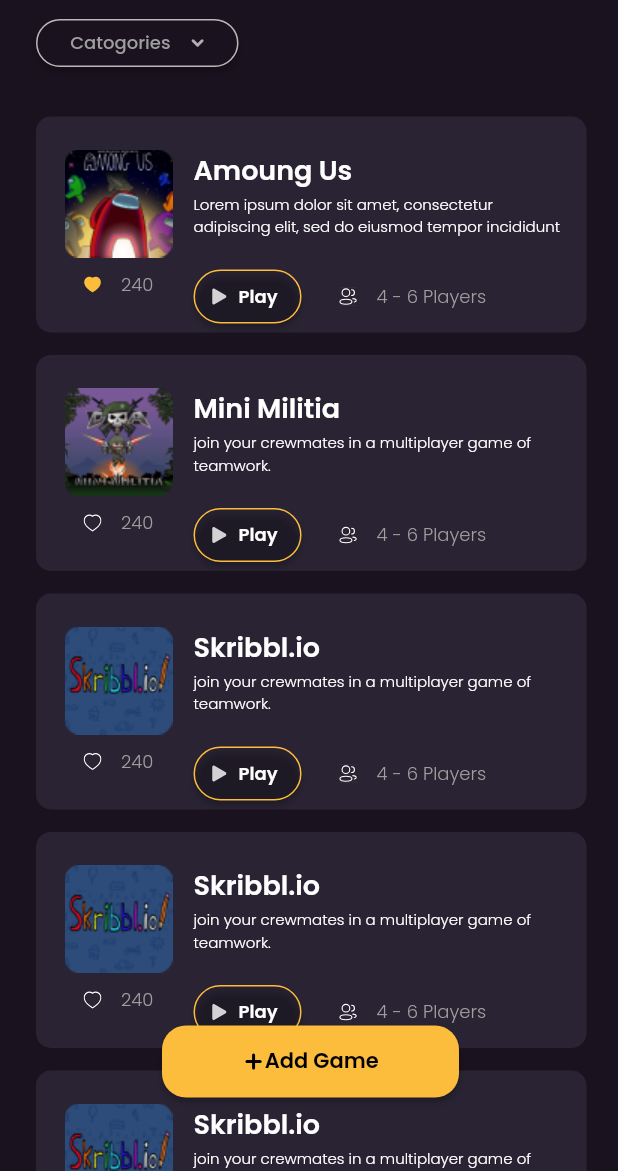
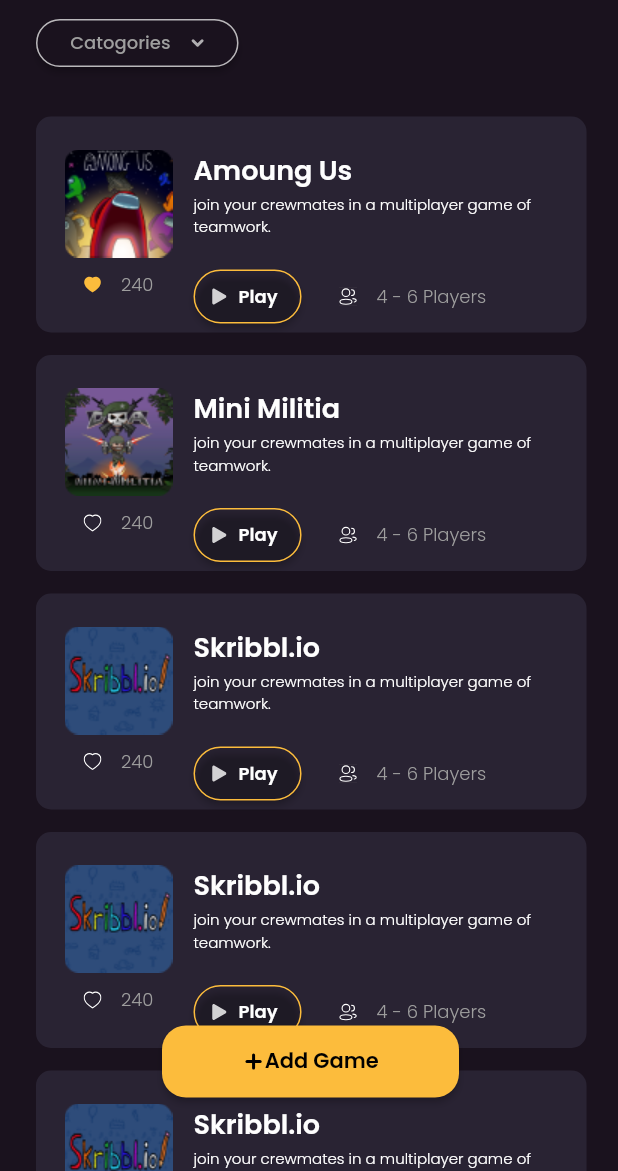
Before and after one commit to FresherDeveloper/fidigames, a Flutter app: the GameList screen opened directly, on a phone screen of 412 x 824 dp, the part 65-1236 px from its top. Run offline on Flutter 3.47's test engine with Material 2 defaults, Android fonts, the phone set to English and light mode, and no system bars; our stand-ins replace flutter_svg, google_fonts.

```diff
--- a/lib/screens/gameList.dart
+++ b/lib/screens/gameList.dart
@@ -13,7 +13,7 @@
   final List<GameDetail> gameList = [
     GameDetail(
       title: 'Amoung Us',
-      description: 'Lorem ipsum dolor sit amet, consectetur adipiscing elit, sed do eiusmod tempor incididunt ut labore et dolore magna aliqua. Ut enim ad minim veniam, quis nostrud exercitation ullamco laboris nisi ut aliquip ex ea commodo consequat. Duis aute irure dolor in reprehenderit in voluptate velit esse cillum dolore eu fugiat nulla pariatur. Excepteur sint occaecat cupidatat non proident, sunt in culpa qui officia deserunt mollit anim id est laborum',
+      description: 'join your crewmates in a multiplayer game of teamwork.',
       image: 'assets/images/img1.png',
       isFavroite: true,
       favCount: 13,
```
